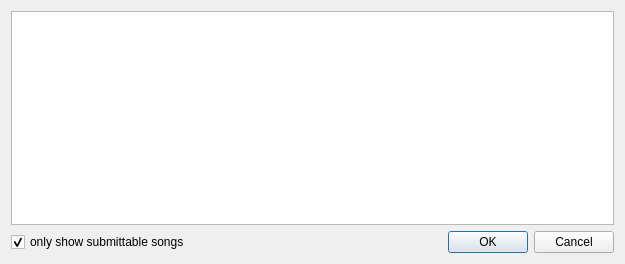
Before: the Qt Designer form src/usdb_syncer/gui/forms/UsdbUploadDialog.ui in bohning/usdb_syncer, drawn with Qt 5.
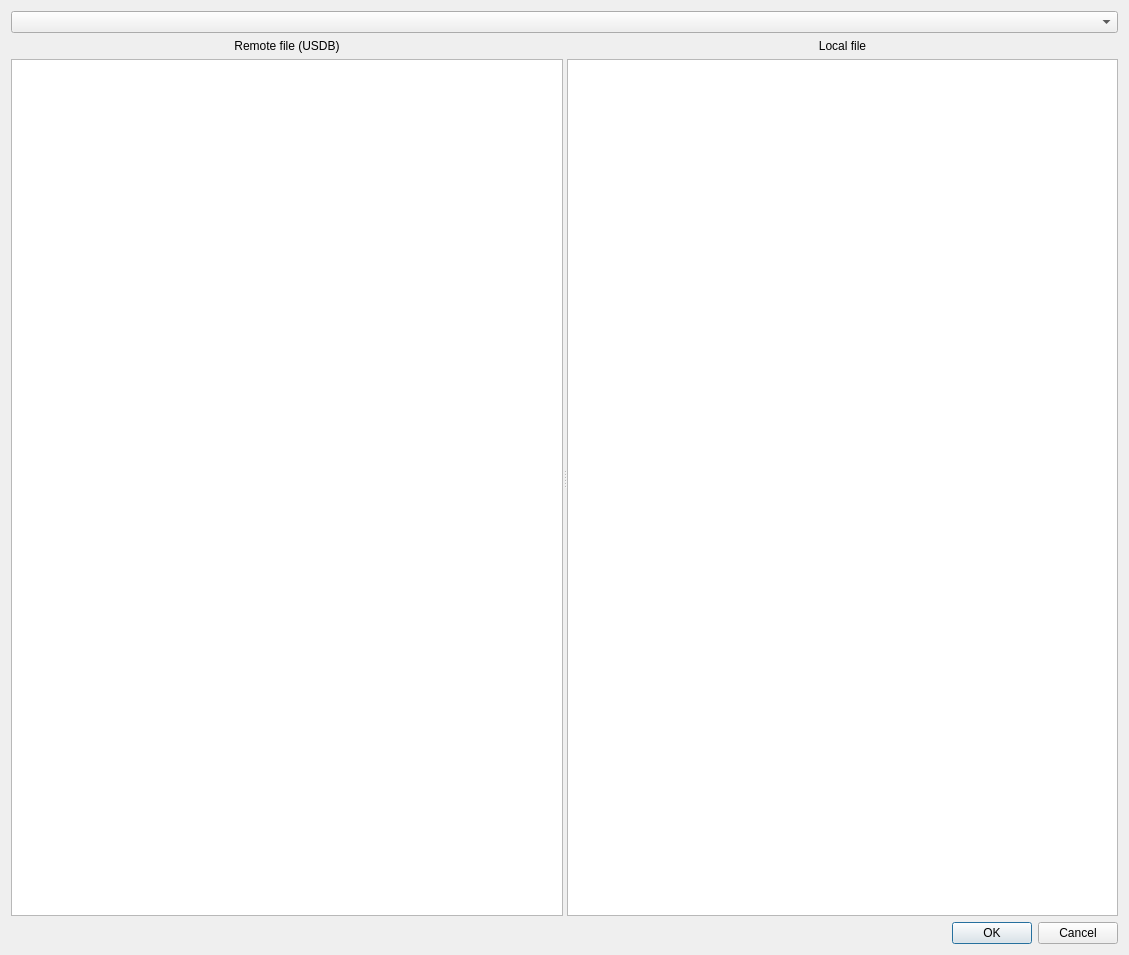
After: the same form once the commit is applied.

Commit message: Refactor the upload dialog and diff handling.

What changed in the file:
```diff
--- a/src/usdb_syncer/gui/forms/UsdbUploadDialog.ui
+++ b/src/usdb_syncer/gui/forms/UsdbUploadDialog.ui
@@ -6,8 +6,8 @@
    <rect>
     <x>0</x>
     <y>0</y>
-    <width>625</width>
-    <height>264</height>
+    <width>1129</width>
+    <height>955</height>
    </rect>
   </property>
   <property name="windowTitle">
@@ -15,28 +15,47 @@
   </property>
   <layout class="QVBoxLayout" name="verticalLayout">
    <item>
-    <widget class="QTableWidget" name="table">
-     <property name="editTriggers">
-      <set>QAbstractItemView::EditTrigger::NoEditTriggers</set>
+    <widget class="QComboBox" name="comboBox_songs"/>
+   </item>
+   <item>
+    <widget class="QSplitter" name="splitter">
+     <property name="orientation">
+      <enum>Qt::Orientation::Horizontal</enum>
      </property>
-     <attribute name="horizontalHeaderVisible">
-      <bool>true</bool>
-     </attribute>
-     <attribute name="verticalHeaderVisible">
-      <bool>true</bool>
-     </attribute>
+     <widget class="QWidget" name="verticalLayoutWidget">
+      <layout class="QVBoxLayout" name="verticalLayout_remote">
+       <item>
+        <widget class="QLabel" name="label">
+         <property name="text">
+          <string>Remote file (USDB)</string>
+         </property>
+         <property name="alignment">
+          <set>Qt::AlignmentFlag::AlignCenter</set>
+         </property>
     </widget>
    </item>
    <item>
-    <layout class="QHBoxLayout" name="horizontalLayout">
+        <widget class="QTextBrowser" name="textBrowser_diff_remote"/>
+       </item>
+      </layout>
+     </widget>
+     <widget class="QWidget" name="verticalLayoutWidget_2">
+      <layout class="QVBoxLayout" name="verticalLayout_local">
      <item>
-      <widget class="QCheckBox" name="checkBox_submittable_only">
+        <widget class="QLabel" name="label_2">
        <property name="text">
-        <string>only show submittable songs</string>
-       </property>
-       <property name="checked">
-        <bool>true</bool>
-       </property>
+          <string>Local file</string>
+         </property>
+         <property name="alignment">
+          <set>Qt::AlignmentFlag::AlignCenter</set>
+         </property>
+        </widget>
+       </item>
+       <item>
+        <widget class="QTextBrowser" name="textBrowser_diff_local"/>
+       </item>
+      </layout>
+     </widget>
       </widget>
      </item>
      <item>
@@ -48,8 +67,6 @@
         <set>QDialogButtonBox::StandardButton::Cancel|QDialogButtonBox::StandardButton::Ok</set>
        </property>
       </widget>
-     </item>
-    </layout>
    </item>
   </layout>
  </widget>
```
Lines whose indentation alone changed are shown as unchanged. The commit also changes 7 other files.
